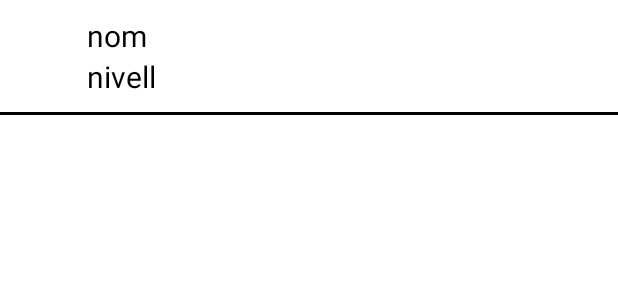
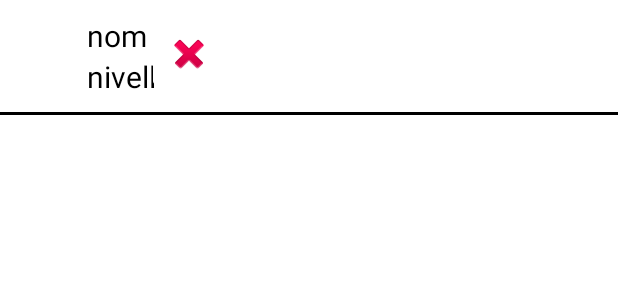
Before and after one commit to a22samgarhur/Projecto2Android, an Android app: the layout item_alumno_view.xml on its own in the app's theme, with its tools: preview values and no code run, on a phone screen of 412 x 824 dp. Shown: the top 300 px of the screen. Run offline under Robolectric (Android 15) with nearby library versions, the light colour scheme and no system bars; network calls fail.

Commit message:
Añadido boton clicable para quitar alumnos de aulas

```diff
--- a/app/src/main/res/layout/item_alumno_view.xml
+++ b/app/src/main/res/layout/item_alumno_view.xml
@@ -1,5 +1,6 @@
 <?xml version="1.0" encoding="utf-8"?>
 <RelativeLayout xmlns:android="http://schemas.android.com/apk/res/android"
+    xmlns:app="http://schemas.android.com/apk/res-auto"
     android:layout_width="match_parent"
     android:layout_height="wrap_content"
     android:layout_marginTop="10dp"
@@ -40,4 +41,12 @@
         android:layout_below="@id/nivellAlumnoView"
         android:layout_marginTop="10dp"/>
 
+    <ImageButton
+        android:id="@+id/imageButtonQuitarAlumno"
+        android:layout_width="wrap_content"
+        android:layout_height="wrap_content"
+        android:layout_toEndOf="@id/nomAlumnoView"
+        android:backgroundTint="#FFFFFF"
+        app:srcCompat="@android:drawable/ic_delete" />
+
 </RelativeLayout>
```
